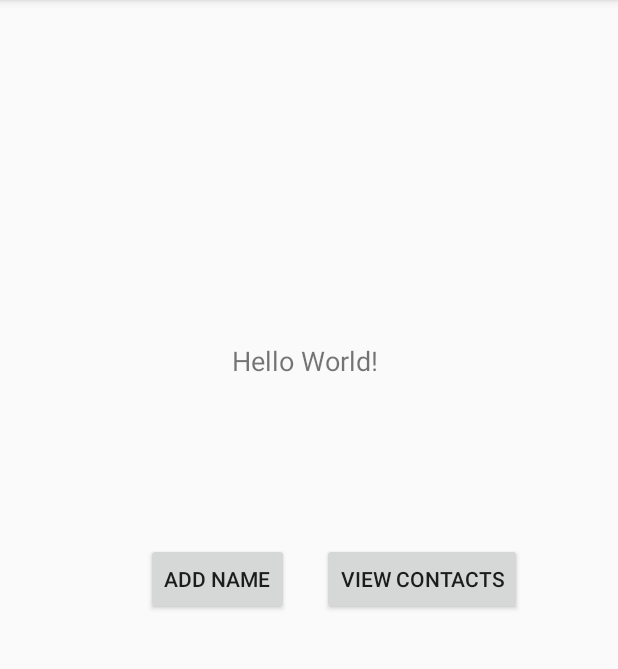
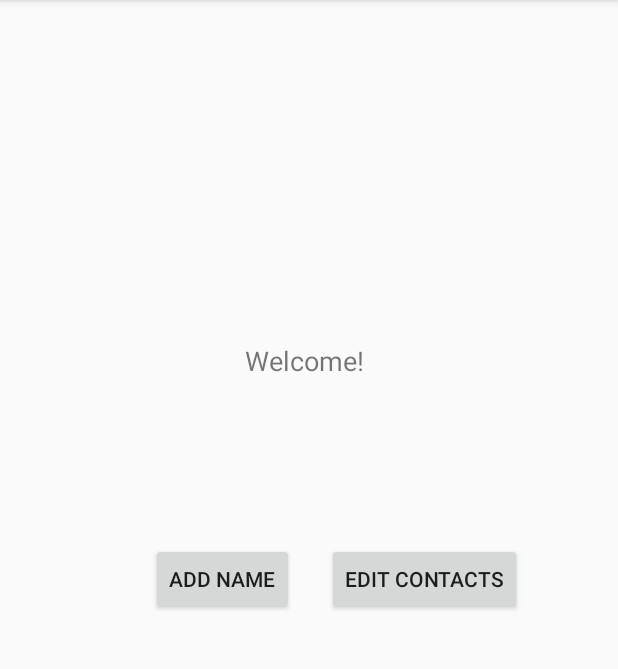
Before and after one commit to lhengi/androidProject1, an Android app: the screen it shows after launch (MainActivity), on a phone screen of 412 x 824 dp, the part 84-753 px from its top. Run offline under Robolectric (Android 15) with nearby library versions, the phone set to English and light mode, and no system bars.

Commit message:
modfied some xml text nothing major

```diff
--- a/app/src/main/java/com/lhengi/andriodproject1/MainActivity.java
+++ b/app/src/main/java/com/lhengi/andriodproject1/MainActivity.java
@@ -28,7 +28,8 @@ public class MainActivity extends AppCompatActivity {
 
         button1.setOnClickListener(button1Listener);
         button2.setOnClickListener(button2Listener);
-        name = "*";
+        name = "";
+        resultCode = RESULT_CANCELED;
 
     }
 
@@ -45,14 +46,14 @@ public class MainActivity extends AppCompatActivity {
         this.resultCode = resultCode;
         if (resultCode == RESULT_CANCELED)
         {
-            System.out.println("Bad name");
+            //System.out.println("Bad name");
             name = result.getStringExtra("name");;
             return;
         }
 
 
         name = result.getStringExtra("name");
-        System.out.println("&&&&&&&&& name:"+name);
+        //System.out.println("&&&&&&&&& name:"+name);
 
 
     }
@@ -60,7 +61,7 @@ public class MainActivity extends AppCompatActivity {
     public View.OnClickListener button1Listener = new View.OnClickListener() {
         @Override
         public void onClick(View v) {
-            textView.setText("Button 1 clicked!!!");
+            //textView.setText("Button 1 clicked!!!");
             launchSecondActivity();
 
         }
@@ -69,10 +70,10 @@ public class MainActivity extends AppCompatActivity {
     public View.OnClickListener button2Listener = new View.OnClickListener() {
         @Override
         public void onClick(View v) {
-            textView.setText("Button 2 clicked!");
+            //textView.setText("Button 2 clicked!");
             if(resultCode == RESULT_CANCELED)
             {
-                System.out.println("#### Invalid name");
+                //System.out.println("#### Invalid name");
 
                 Toast.makeText(getApplicationContext(),"Your name "+name+" is illegal!!!",Toast.LENGTH_LONG).show();
             }
--- a/app/src/main/java/com/lhengi/andriodproject1/SecondaryActivity.java
+++ b/app/src/main/java/com/lhengi/andriodproject1/SecondaryActivity.java
@@ -36,7 +36,7 @@ public class SecondaryActivity extends AppCompatActivity {
         int counter = 0;
         for (String s : nameExploded) {
             if (!s.equals("") && !s.matches("[a-zA-Z]+")) {
-                System.out.println("#########This is not a good name");
+                //System.out.println("#########This is not a good name");
                 resultIntent.putExtra("name",textField.getText().toString());
                 setResult(RESULT_CANCELED,resultIntent);
                 return false;
@@ -53,7 +53,7 @@ public class SecondaryActivity extends AppCompatActivity {
             return false;
         }
 
-        System.out.println("$$$$$$$$$$$This is the name: " + name);
+        //System.out.println("$$$$$$$$$$$This is the name: " + name);
         resultIntent.putExtra("name",name);
         setResult(RESULT_OK,resultIntent);
         return true;
@@ -64,7 +64,7 @@ public class SecondaryActivity extends AppCompatActivity {
     public TextView.OnEditorActionListener textFieldListener = new TextView.OnEditorActionListener() {
         @Override
         public boolean onEditorAction(TextView v, int actionId, KeyEvent event) {
-            System.out.println("ON editor action Listener is triggered!!!!!!!!!");
+            //System.out.println("ON editor action Listener is triggered!!!!!!!!!");
             boolean legal = isLegal();
             finish();
             return legal;
--- a/app/src/main/res/layout/activity_main.xml
+++ b/app/src/main/res/layout/activity_main.xml
@@ -13,7 +13,7 @@
         android:layout_height="54dp"
         android:layout_marginStart="128dp"
         android:layout_marginTop="228dp"
-        android:text="Hello World!"
+        android:text="Welcome!"
         android:textAlignment="center"
         android:textSize="18sp"
         app:layout_constraintStart_toStartOf="parent"
@@ -39,7 +39,7 @@
         android:layout_height="wrap_content"
         android:layout_marginEnd="64dp"
         android:layout_marginTop="80dp"
-        android:text="View Contacts"
+        android:text="Edit Contacts"
         app:layout_constraintEnd_toEndOf="parent"
         app:layout_constraintTop_toBottomOf="@+id/textView" />
 
```
